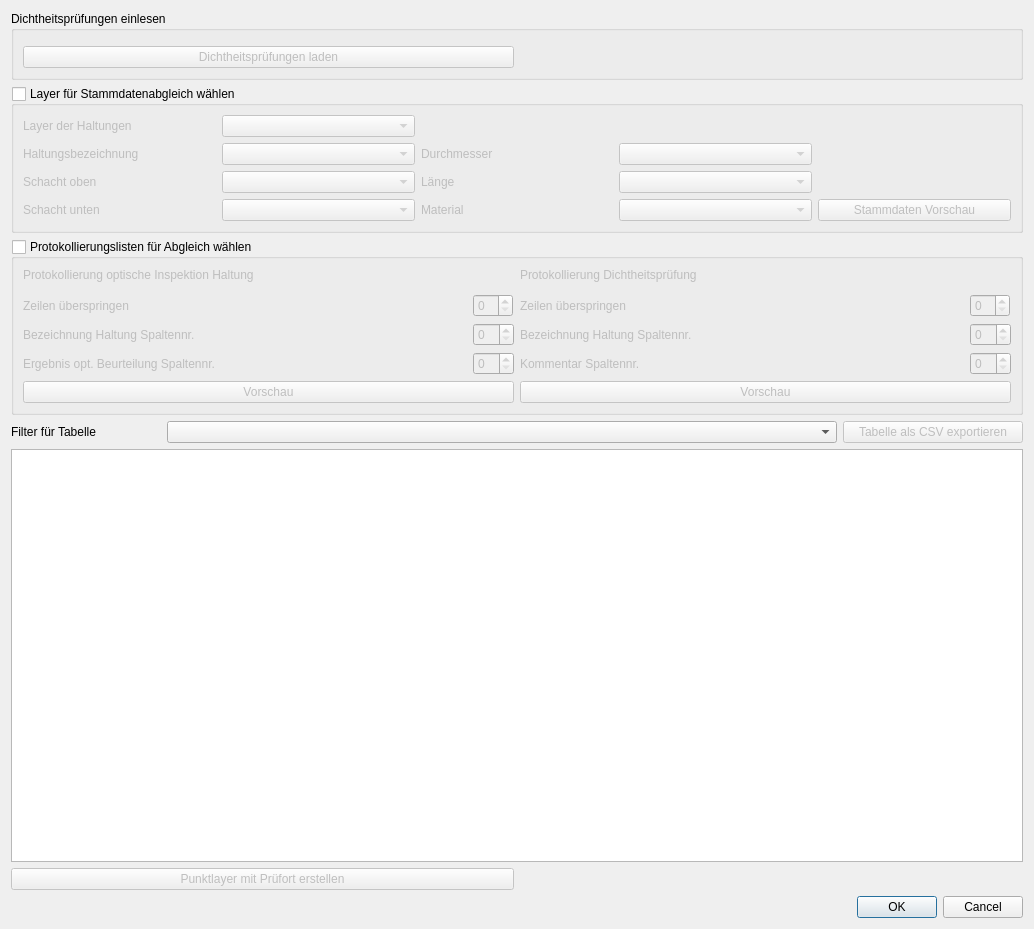
Before: the Qt Designer form dp_checker_dialog_base.ui in a-matz/dp_checker, drawn with Qt 5.
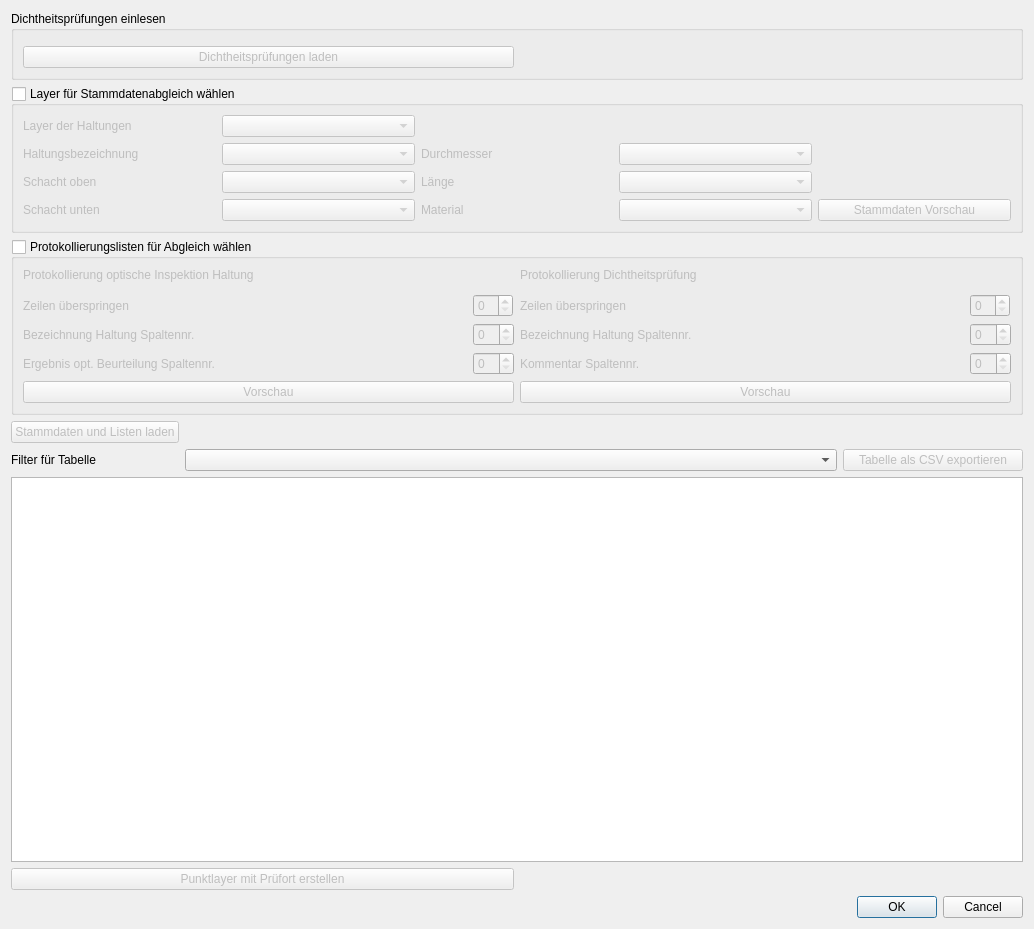
After: the same form once the commit is applied. Custom widgets are drawn as their Qt base class.

Diff of the .ui file:
```diff
--- a/dp_checker_dialog_base.ui
+++ b/dp_checker_dialog_base.ui
@@ -309,7 +309,7 @@
      <property name="topMargin">
       <number>0</number>
      </property>
-     <item row="0" column="2">
+     <item row="1" column="2">
       <widget class="QPushButton" name="button_csv_export">
        <property name="enabled">
         <bool>false</bool>
@@ -325,10 +325,10 @@
        </property>
       </widget>
      </item>
-     <item row="0" column="1">
+     <item row="1" column="1">
       <widget class="QComboBox" name="combobox_filter"/>
      </item>
-     <item row="0" column="0">
+     <item row="1" column="0">
       <widget class="QLabel" name="label_16">
        <property name="maximumSize">
         <size>
@@ -341,6 +341,16 @@
        </property>
       </widget>
      </item>
+     <item row="0" column="0">
+      <widget class="QPushButton" name="button_load_extras">
+       <property name="enabled">
+        <bool>false</bool>
+       </property>
+       <property name="text">
+        <string>Stammdaten und Listen laden</string>
+       </property>
+      </widget>
+     </item>
     </layout>
    </item>
    <item>
```
Left out of the diff: 8 changed lines with no effect on the pictures.
